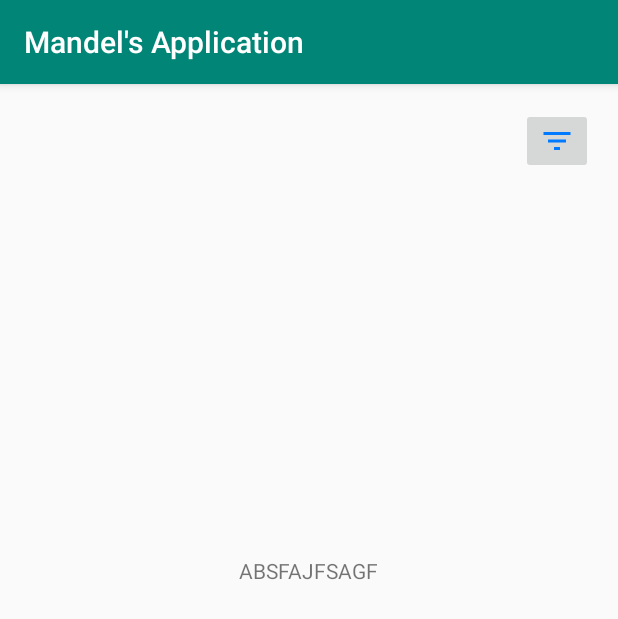
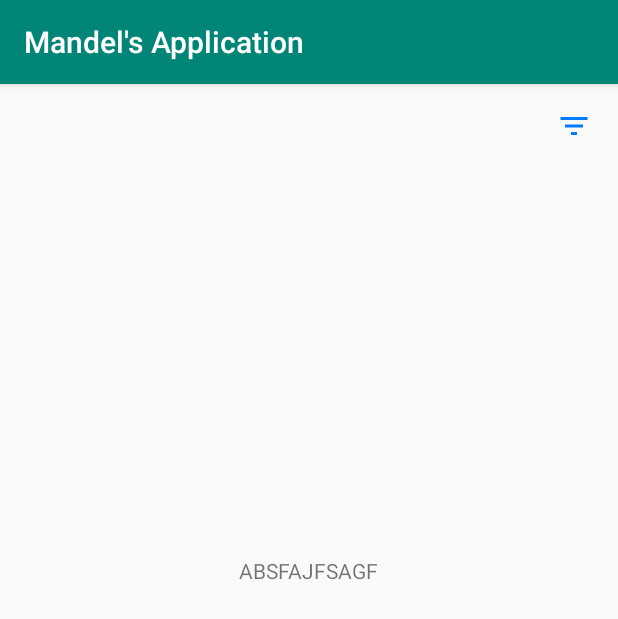
Before and after one commit to Andrei243/Android-Application, an Android app: the screen it shows after launch (LIST before the commit, MainActivity after it), on a phone screen of 412 x 824 dp. Shown: the top 619 px of the screen. Run offline under Robolectric (Android 15) with nearby library versions, the phone set to English and light mode, and no system bars.

```diff
--- a/app/src/main/AndroidManifest.xml
+++ b/app/src/main/AndroidManifest.xml
@@ -11,7 +11,7 @@
         android:theme="@style/AppTheme">
         <activity android:name=".FILTER"></activity>
         <activity android:name=".DETAILS" />
-        <activity android:name=".LIST">
+        <activity android:name=".MainActivity">
             <intent-filter>
                 <action android:name="android.intent.action.MAIN" />
 
--- a/app/src/main/java/com/example/mandelsapplication/LIST.java
+++ b/app/src/main/java/com/example/mandelsapplication/MainActivity.java
@@ -8,6 +8,7 @@ import android.os.Bundle;
 import android.util.JsonReader;
 import android.util.JsonWriter;
 import android.util.Log;
+import android.view.View;
 import android.widget.Button;
 import android.widget.EditText;
 import android.widget.ImageButton;
@@ -29,10 +30,9 @@ import java.util.List;
 import javax.net.ssl.HttpsURLConnection;
 import javax.net.ssl.SSLPeerUnverifiedException;
 
-public class LIST extends AppCompatActivity {
+public class MainActivity extends AppCompatActivity {
     private static final String TAG = "MainActivity";
 
-    private Button button;
     private RecyclerView recyclerView;
     private EditText editText;
     List<Pair<String,String>> list;
@@ -43,15 +43,15 @@ public class LIST extends AppCompatActivity {
         setContentView(R.layout.activity_main);
 
 
-       /* JSONObject jsonObject=new JSONObject();
+        JSONObject jsonObject=new JSONObject();
         try {
             jsonObject.put("email", "andrei243.nma@gmail.com");
         }
         catch(Exception e){
-            Log.wtf(TAG,"Nu s-a creat obiectul Json");
+            Log.d(TAG,"Nu s-a creat obiectul Json");
         }
         String data=jsonObject.toString();
-        recyclerView = (RecyclerView)findViewById(R.id.recycle);
+        //recyclerView = (RecyclerView)findViewById(R.id.recycle);
 
         list = new ArrayList<Pair<String, String>>();
         URL url;
@@ -65,7 +65,7 @@ public class LIST extends AppCompatActivity {
            connection.setDoOutput(true);
        }
        catch(Exception e){
-           Log.wtf("URL gresit",e.toString());
+           Log.d("URL gresit",e.toString());
 
 
        }
@@ -122,9 +122,23 @@ public class LIST extends AppCompatActivity {
 
 
        }
-*/
+
         TextView textView=(TextView)findViewById(R.id.textView);
        textView.setText("ABSFAJFSAGF");
-       //setContentView(R.layout.activity_details);
+       ImageButton imageButton = (ImageButton)findViewById(R.id.imageButton3);
+
+       imageButton.setOnClickListener(new View.OnClickListener() {
+           @Override
+           public void onClick(View v) {
+                setContentView(R.layout.activity_details);
+
+           }
+       });
+
+    }
+    public void buton_apasat(View view){
+
+
+
     }
 }
--- a/app/src/main/res/layout/activity_main.xml
+++ b/app/src/main/res/layout/activity_main.xml
@@ -4,14 +4,14 @@
     xmlns:tools="http://schemas.android.com/tools"
     android:layout_width="match_parent"
     android:layout_height="match_parent"
-    tools:context=".LIST">
+    tools:context=".MainActivity">
 
     <TextView
         android:id="@+id/textView"
         android:layout_width="wrap_content"
         android:layout_height="wrap_content"
+        android:background="@android:color/transparent"
         android:text="@string/app_name"
-        android:background="@android:color/transparent"
         app:layout_constraintBottom_toBottomOf="parent"
         app:layout_constraintLeft_toLeftOf="parent"
         app:layout_constraintRight_toRightOf="parent"
@@ -24,19 +24,13 @@
         android:layout_height="wrap_content"
         android:layout_marginTop="16dp"
         android:layout_marginEnd="3dp"
+        android:background="@android:color/transparent"
+        android:contentDescription="Buton filtrare"
         app:layout_constraintEnd_toEndOf="parent"
         app:layout_constraintHorizontal_bias="0.963"
         app:layout_constraintStart_toStartOf="parent"
         app:layout_constraintTop_toTopOf="parent"
         app:srcCompat="@drawable/ic_filter" />
 
-    <androidx.recyclerview.widget.RecyclerView
-        android:id="@+id/recycle"
-        android:layout_width="395dp"
-        android:layout_height="776dp"
-        android:layout_marginStart="8dp"
-        android:layout_marginTop="8dp"
-        app:layout_constraintStart_toStartOf="parent"
-        app:layout_constraintTop_toBottomOf="@+id/imageButton3" />
 
 </androidx.constraintlayout.widget.ConstraintLayout>
```
Also changed, not shown: app/src/main/java/com/example/mandelsapplication/DETAILS.java (+12 -0 lines), app/src/main/res/layout/activity_details.xml (+10 -0 lines).
